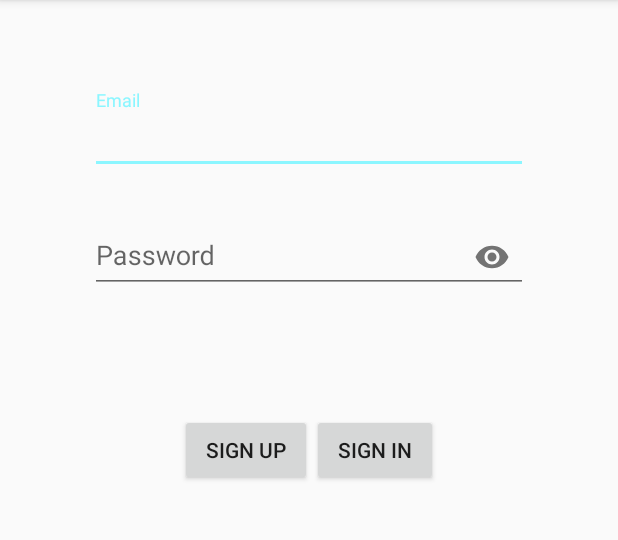
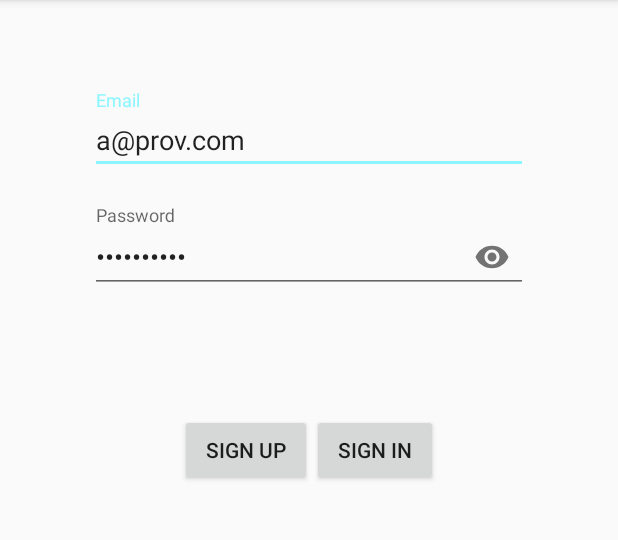
Before and after one commit to s201589210/service-provider, an Android app: the screen it shows after launch (LoginActivity), on a phone screen of 412 x 824 dp, the part 84-624 px from its top. Run offline under Robolectric (Android 15) with nearby library versions, the phone set to English and light mode, and no system bars; our stand-ins replace ButterKnife, Firebase (no records; nobody signed in at launch, a user with empty details on screens opened directly).

```diff
--- a/app/src/main/java/com/serveic_provider/service_provider/adapters/ProviderServiceAdapter.java
+++ b/app/src/main/java/com/serveic_provider/service_provider/adapters/ProviderServiceAdapter.java
@@ -52,7 +52,7 @@ public class ProviderServiceAdapter extends ArrayAdapter<Service> {
         TextView numberTextView = (TextView) listItemView.findViewById(R.id.item_requester_name);
         // Get the version number from the current AndroidFlavor object and
         // set this text on the number TextView
-        numberTextView.setText(currentService.getProvider_id());
+        numberTextView.setText(currentService.getProvider_id()+"");
 
         TextView PriceTextView = (TextView) listItemView.findViewById(R.id.item_date);
         // Get the version number from the current AndroidFlavor object and
--- a/app/src/main/res/layout/activity_login.xml
+++ b/app/src/main/res/layout/activity_login.xml
@@ -16,12 +16,14 @@
         android:layout_width="match_parent"
         android:layout_height="wrap_content"
         app:errorEnabled="true">
+
         <android.support.design.widget.TextInputEditText
             android:id="@+id/email_edit_text"
             android:layout_width="match_parent"
             android:layout_height="wrap_content"
             android:hint="@string/email"
-            android:inputType="textEmailAddress"/>
+            android:inputType="textEmailAddress"
+            android:text="a@prov.com" />
     </android.support.design.widget.TextInputLayout>
 
     <android.support.design.widget.TextInputLayout
@@ -29,12 +31,14 @@
         android:layout_height="wrap_content"
         app:passwordToggleEnabled="true"
         app:errorEnabled="true">
+
         <android.support.design.widget.TextInputEditText
             android:id="@+id/password_edit-text"
             android:layout_width="match_parent"
             android:layout_height="wrap_content"
             android:hint="@string/password"
-            android:inputType="textPassword" />
+            android:inputType="textPassword"
+            android:text="Aa12345678" />
     </android.support.design.widget.TextInputLayout>
 
     <LinearLayout
```
Also changed, not shown: app/src/main/java/com/serveic_provider/service_provider/ProviderHomeActivity.java (+20 -4 lines).
